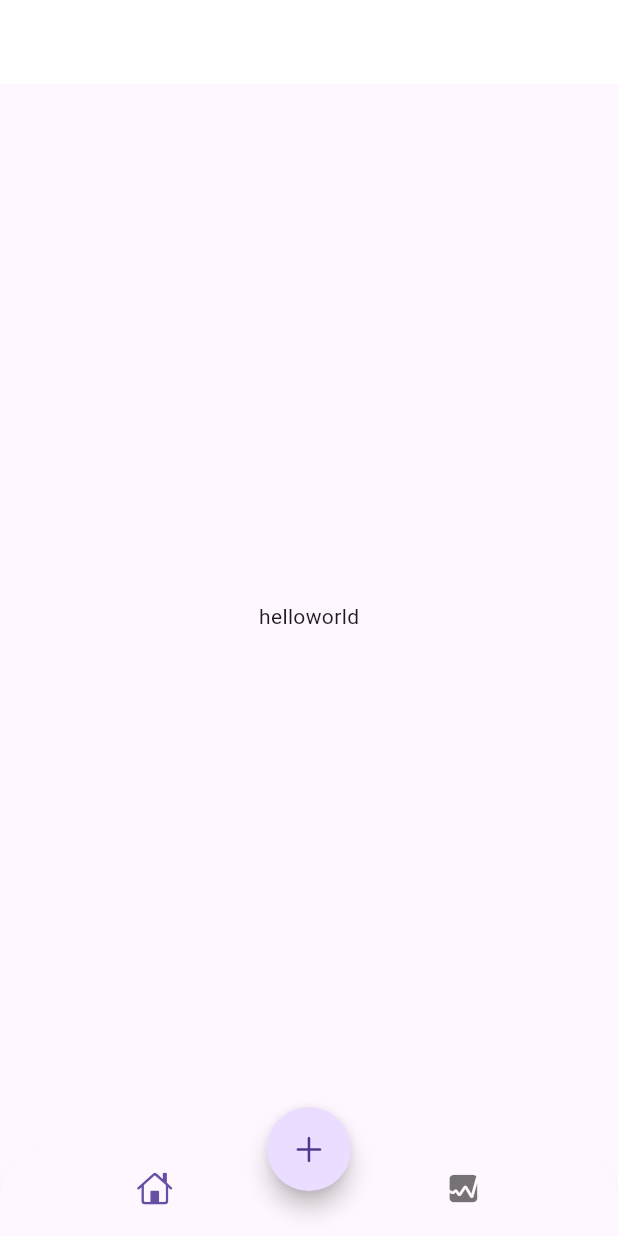
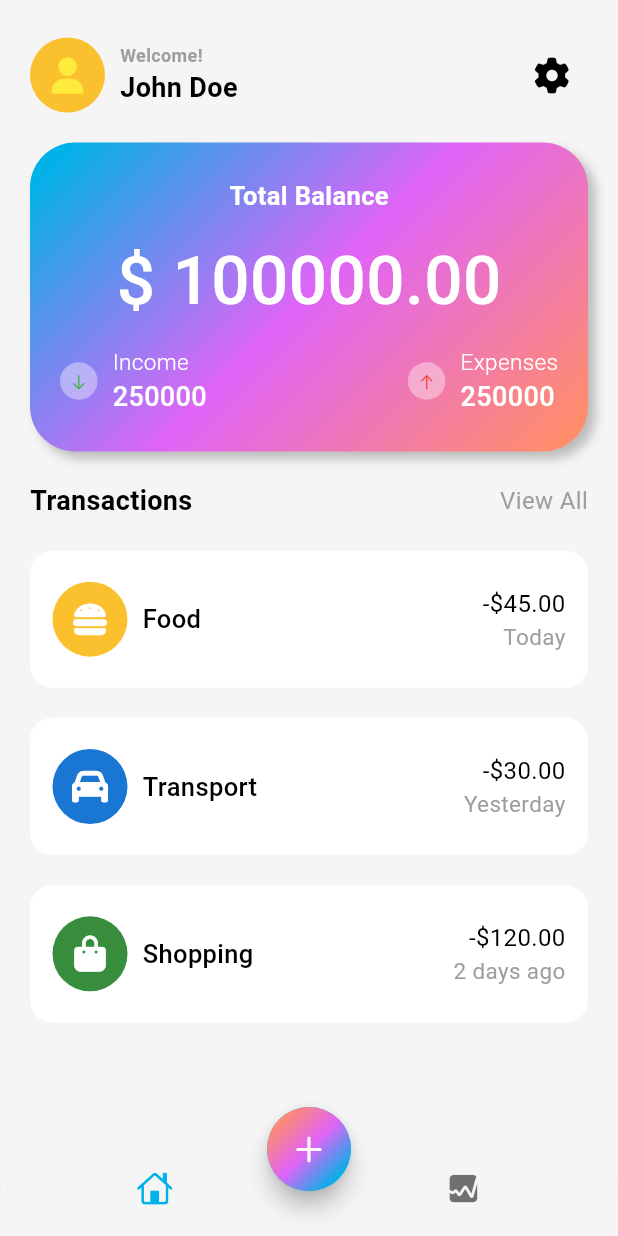
Before and after one commit to paulohernandez/ExpenseTracker-, a Flutter app: the screen it shows after launch, on a phone screen of 412 x 824 dp. Run offline on Flutter 3.47's test engine with Material 3 defaults, Android fonts, the light colour scheme and no system bars; our stand-ins replace bloc, equatable, flutter_bloc, font_awesome_flutter; generated files the repository leaves out were written again.

Commit message:
feat: added home page

```diff
--- a/lib/app/view/app.dart
+++ b/lib/app/view/app.dart
@@ -1,4 +1,5 @@
 import 'package:expense_tracker/features/home/presentation/widgets/home.dart';
+import 'package:expense_tracker/features/main/presentation/widgets/main.dart';
 import 'package:expense_tracker/l10n/l10n.dart';
 import 'package:flutter/material.dart';
 
@@ -8,15 +9,20 @@ class App extends StatelessWidget {
   @override
   Widget build(BuildContext context) {
     return MaterialApp(
+      debugShowCheckedModeBanner: false,
       theme: ThemeData(
-        appBarTheme: AppBarTheme(
-          backgroundColor: Theme.of(context).colorScheme.inversePrimary,
+        colorScheme: ColorScheme.light(
+          surface: Colors.grey.shade100,
+          primary: const Color(0xFF00B2E7),
+          secondary: const Color(0xFFE064F7),
+          tertiary: const Color(0xFFFF8D6C),
+          outline: Colors.grey,
         ),
         useMaterial3: true,
       ),
       localizationsDelegates: AppLocalizations.localizationsDelegates,
       supportedLocales: AppLocalizations.supportedLocales,
-      home: const HomePage(),
+      home: const MainPage(),
     );
   }
 }
--- /dev/null
+++ b/lib/features/home/data/model/transactions.dart
@@ -0,0 +1,27 @@
+import 'package:flutter/material.dart';
+
+class Transactions {
+  const Transactions({
+    required this.icon,
+    required this.color,
+    required this.name,
+    required this.totalAmount,
+    required this.date,
+  });
+
+  factory Transactions.fromJson(Map<String, dynamic> json) {
+    return Transactions(
+      icon: json['icon'] as IconData,
+      color: json['color'] as Color,
+      name: json['name'] as String,
+      totalAmount: json['totalAmount'] as String,
+      date: json['date'] as String,
+    );
+  }
+
+  final IconData icon;
+  final Color color;
+  final String name;
+  final String totalAmount;
+  final String date;
+}
--- /dev/null
+++ b/lib/features/home/data/transactions_dummy_data.dart
@@ -0,0 +1,44 @@
+import 'package:expense_tracker/features/home/data/model/transactions.dart';
+import 'package:flutter/material.dart';
+import 'package:font_awesome_flutter/font_awesome_flutter.dart';
+
+List<Transactions> getTransactions() {
+  final transactionsDummyData = <Map<String, dynamic>>[
+    {
+      'icon': FontAwesomeIcons.burger,
+      'color': Colors.yellow[700],
+      'name': 'Food',
+      'totalAmount': r'-$45.00',
+      'date': 'Today',
+    },
+    {
+      'icon': FontAwesomeIcons.car,
+      'color': Colors.blue[700],
+      'name': 'Transport',
+      'totalAmount': r'-$30.00',
+      'date': 'Yesterday',
+    },
+    {
+      'icon': FontAwesomeIcons.bagShopping,
+      'color': Colors.green[700],
+      'name': 'Shopping',
+      'totalAmount': r'-$120.00',
+      'date': '2 days ago',
+    },
+    {
+      'icon': FontAwesomeIcons.house,
+      'color': Colors.orange[700],
+      'name': 'Rent',
+      'totalAmount': r'-$500.00',
+      'date': '1 week ago',
+    },
+    {
+      'icon': FontAwesomeIcons.lightbulb,
+      'color': Colors.purple[700],
+      'name': 'Utilities',
+      'totalAmount': r'-$60.00',
+      'date': '3 days ago',
+    },
+  ];
+  return transactionsDummyData.map(Transactions.fromJson).toList();
+}
--- /dev/null
+++ b/lib/features/home/presentation/widgets/components/card_details.dart
@@ -0,0 +1,70 @@
+import 'dart:math';
+
+import 'package:expense_tracker/features/home/presentation/widgets/components/income_expense_details.dart';
+import 'package:flutter/material.dart';
+
+class CardDetails extends StatelessWidget {
+  const CardDetails({
+    super.key,
+  });
+
+  @override
+  Widget build(BuildContext context) {
+    return Container(
+      width: MediaQuery.of(context).size.width,
+      height: MediaQuery.of(context).size.width / 2,
+      decoration: BoxDecoration(
+        color: Colors.red,
+        borderRadius: BorderRadius.circular(30),
+        gradient: LinearGradient(
+          colors: [
+            Theme.of(context).colorScheme.primary,
+            Theme.of(context).colorScheme.secondary,
+            Theme.of(context).colorScheme.tertiary,
+          ],
+          transform: const GradientRotation(pi / 4),
+        ),
+        boxShadow: [
+          BoxShadow(
+            blurRadius: 5,
+            color: Colors.grey.shade400,
+            offset: const Offset(5, 5),
+          ),
+        ],
+      ),
+      child: const Column(
+        mainAxisAlignment: MainAxisAlignment.center,
+        children: [
+          Text(
+            'Total Balance',
+            style: TextStyle(
+              color: Colors.white,
+              fontWeight: FontWeight.w600,
+              fontSize: 17,
+            ),
+          ),
+          SizedBox(
+            height: 12,
+          ),
+          Text(
+            r'$ 100000.00',
+            style: TextStyle(
+              color: Colors.white,
+              fontSize: 45,
+              fontWeight: FontWeight.w500,
+            ),
+          ),
+          SizedBox(
+            height: 12,
+          ),
+          Padding(
+            padding: EdgeInsets.symmetric(
+              horizontal: 20,
+            ),
+            child: IncomeExpenseDetails(),
+          ),
+        ],
+      ),
+    );
+  }
+}
--- /dev/null
+++ b/lib/features/home/presentation/widgets/components/income_expense_details.dart
@@ -0,0 +1,80 @@
+import 'package:flutter/cupertino.dart';
+import 'package:flutter/material.dart';
+
+class IncomeExpenseDetails extends StatelessWidget {
+  const IncomeExpenseDetails({
+    super.key,
+  });
+
+  @override
+  Widget build(BuildContext context) {
+    return Row(
+      mainAxisAlignment: MainAxisAlignment.spaceBetween,
+      children: [
+        _buildDetailRow(
+          icon: CupertinoIcons.arrow_down,
+          color:Colors.green,
+          label: 'Income',
+          amount: 250000,
+        ),
+        _buildDetailRow(
+          icon: CupertinoIcons.arrow_up,
+          color:Colors.red,
+          label: 'Expenses',
+          amount: 250000,
+        ),
+      ],
+    );
+  }
+
+  Widget _buildDetailRow({
+    required IconData icon,
+    required Color color,
+    required String label,
+    required int amount,
+  }) {
+    return Row(
+      children: [
+        Container(
+          width: 25,
+          height: 25,
+          decoration: const BoxDecoration(
+            color: Colors.white38,
+            shape: BoxShape.circle,
+          ),
+          child: Center(
+            child: Icon(
+              icon,
+              size: 12,
+              color: color,
+            ),
+          ),
+        ),
+        const SizedBox(
+          width: 10,
+        ),
+        Column(
+          crossAxisAlignment: CrossAxisAlignment.start,
+          children: [
+            Text(
+              label,
+              style: const TextStyle(
+                color: Colors.white,
+                fontSize: 15,
+                fontWeight: FontWeight.w300,
+              ),
+            ),
+            Text(
+              '$amount',
+              style: const TextStyle(
+                color: Colors.white,
+                fontSize: 18,
+                fontWeight: FontWeight.w500,
+              ),
+            ),
+          ],
+        ),
+      ],
+    );
+  }
+}
--- /dev/null
+++ b/lib/features/home/presentation/widgets/components/transactions_widget.dart
@@ -0,0 +1,132 @@
+import 'package:expense_tracker/features/home/data/model/transactions.dart';
+import 'package:expense_tracker/features/home/data/transactions_dummy_data.dart';
+import 'package:flutter/material.dart';
+import 'package:font_awesome_flutter/font_awesome_flutter.dart';
+
+class TransactionsWidget extends StatelessWidget {
+  const TransactionsWidget({super.key});
+
+  @override
+  Widget build(BuildContext context) {
+    final transactions = getTransactions();
+    return Column(
+      children: [
+        Row(
+          mainAxisAlignment: MainAxisAlignment.spaceBetween,
+          children: [
+            Text(
+              'Transactions',
+              style: TextStyle(
+                color: Theme.of(context).colorScheme.onSurface,
+                fontWeight: FontWeight.bold,
+                fontSize: 18,
+              ),
+            ),
+            GestureDetector(
+              onTap: () {},
+              child: Text(
+                'View All',
+                style: TextStyle(
+                  color: Theme.of(context).colorScheme.outline,
+                  fontWeight: FontWeight.w400,
+                  fontSize: 16,
+                ),
+              ),
+            ),
+          ],
+        ),
+        SizedBox(
+          height: MediaQuery.of(context).size.height / 2.4,
+          child: ListView.builder(
+            itemCount: transactions.length,
+            itemBuilder: (context, index) {
+              return _TransactionDetails(
+                items: transactions[index],
+              );
+            },
+          ),
+        ),
+      ],
+    );
+  }
+}
+
+class _TransactionDetails extends StatelessWidget {
+  const _TransactionDetails({
+    required this.items,
+  });
+
+  final Transactions items;
+
+  @override
+  Widget build(BuildContext context) {
+    return Container(
+      height: MediaQuery.of(context).size.width / 4.5,
+      margin: const EdgeInsets.only(top: 20),
+      padding: const EdgeInsets.symmetric(horizontal: 15),
+      decoration: BoxDecoration(
+        color: Colors.white,
+        borderRadius: BorderRadius.circular(15),
+      ),
+      child: Row(
+        mainAxisAlignment: MainAxisAlignment.spaceBetween,
+        children: [
+          Row(
+            children: [
+              Stack(
+                alignment: Alignment.center,
+                children: [
+                  Container(
+                    width: 50,
+                    height: 50,
+                    decoration: BoxDecoration(
+                      color: items.color,
+                      shape: BoxShape.circle,
+                    ),
+                  ),
+                  FaIcon(
+                    items.icon,
+                    color: Colors.white,
+                  ),
+                ],
+              ),
+              const SizedBox(
+                width: 10,
+              ),
+              Text(
+                items.name,
+                style: TextStyle(
+                  color: Theme.of(context).colorScheme.onSurface,
+                  fontWeight: FontWeight.w500,
+                  fontSize: 17,
+                ),
+              ),
+            ],
+          ),
+          Column(
+            mainAxisAlignment: MainAxisAlignment.center,
+            crossAxisAlignment: CrossAxisAlignment.end,
+            children: [
+              Text(
+                items.totalAmount,
+                style: TextStyle(
+                  color: Theme.of(context).colorScheme.onSurface,
+                  fontWeight: FontWeight.w400,
+                  fontSize: 16,
+                ),
+              ),
+              Text(
+                items.date,
+                style: TextStyle(
+                  color: Theme.of(context).colorScheme.outline,
+                  fontWeight: FontWeight.w400,
+                  fontSize: 15,
+                ),
+              ),
+            ],
+          ),
+        ],
+      ),
+    );
+  }
+}
--- a/lib/features/home/presentation/widgets/home.dart
+++ b/lib/features/home/presentation/widgets/home.dart
@@ -1,38 +1,84 @@
-import 'package:flutter/cupertino.dart';
+import 'package:expense_tracker/features/home/presentation/widgets/components/card_details.dart';
+import 'package:expense_tracker/features/home/presentation/widgets/components/transactions_widget.dart';
 import 'package:flutter/material.dart';
+import 'package:font_awesome_flutter/font_awesome_flutter.dart';
 
 class HomePage extends StatelessWidget {
   const HomePage({super.key});
 
   @override
   Widget build(BuildContext context) {
-    return Scaffold(
-      appBar: AppBar(
-        backgroundColor: Colors.white,
-      ),
-      body: const Center(child: Text('helloworld')),
-      bottomNavigationBar: ClipRRect(
-        borderRadius: const BorderRadius.vertical(top: Radius.circular(30)),
-        child: BottomNavigationBar(
-          showSelectedLabels: false,
-          showUnselectedLabels: false,
-          items: const [
-            BottomNavigationBarItem(
-              icon: Icon(CupertinoIcons.home),
-              label: 'Home',
+    return SafeArea(
+      child: Padding(
+        padding: const EdgeInsets.symmetric(horizontal: 20, vertical: 25),
+        child: Column(
+          children: [
+            Row(
+              mainAxisAlignment: MainAxisAlignment.spaceBetween,
+              children: [
+                Row(
+                  children: [
+                    Stack(
+                      alignment: Alignment.center,
+                      children: [
+                        Container(
+                          width: 50,
+                          height: 50,
+                          decoration: BoxDecoration(
+                            color: Colors.yellow[700],
+                            shape: BoxShape.circle,
+                          ),
+                        ),
+                        const FaIcon(
+                          FontAwesomeIcons.solidUser,
+                          color: Colors.yellow,
+                        ),
+                      ],
+                    ),
+                    const SizedBox(
+                      width: 10,
+                    ),
+                    Column(
+                      crossAxisAlignment: CrossAxisAlignment.start,
+                      children: [
+                        Text(
+                          'Welcome!',
+                          style: TextStyle(
+                            color: Theme.of(context).colorScheme.outline,
+                            fontWeight: FontWeight.w600,
+                            fontSize: 12,
+                          ),
+                        ),
+                        Text(
+                          'John Doe',
+                          style: TextStyle(
+                            color: Theme.of(context).colorScheme.onSurface,
+                            fontWeight: FontWeight.bold,
+                            fontSize: 18,
+                          ),
+                        ),
+                      ],
+                    )
+                  ],
+                ),
+                IconButton(
+                  onPressed: () {},
+                  icon: const FaIcon(
+                    FontAwesomeIcons.gear,
+                  ),
+                ),
+              ],
             ),
-            BottomNavigationBarItem(
-              icon: Icon(CupertinoIcons.graph_square_fill),
-              label: 'Stats',
+            const SizedBox(
+              height: 20,
             ),
+            const CardDetails(),
+            const SizedBox(
+              height: 20,
+            ),
+            const TransactionsWidget(),
           ],
         ),
-      ),
-      floatingActionButtonLocation: FloatingActionButtonLocation.centerDocked,
-      floatingActionButton: FloatingActionButton(
-        onPressed: () {},
-        shape: const CircleBorder(),
-        child: const Icon(CupertinoIcons.plus),
       ),
     );
   }
--- /dev/null
+++ b/lib/features/main/presentation/bloc/home_event.dart
@@ -0,0 +1,8 @@
+import 'package:equatable/equatable.dart';
+
+abstract class MainEvent extends Equatable {
+  const MainEvent();
+
+  @override
+  List<Object?> get props => [];
+}
--- /dev/null
+++ b/lib/features/main/presentation/bloc/main_bloc.dart
@@ -0,0 +1,7 @@
+import 'package:expense_tracker/features/main/presentation/bloc/home_event.dart';
+import 'package:expense_tracker/features/main/presentation/bloc/main_state.dart';
+import 'package:flutter_bloc/flutter_bloc.dart';
+
+class HomeBloc extends Bloc<MainEvent, MainState> {
+  HomeBloc() : super(MainInitial()) {}
+}
--- /dev/null
+++ b/lib/features/main/presentation/bloc/main_state.dart
@@ -0,0 +1,12 @@
+import 'package:equatable/equatable.dart';
+
+abstract class MainState extends Equatable {
+  const MainState();
+
+  @override
+  List<Object?> get props => [];
+}
+
+class MainInitial extends MainState {}
+
+class MainLoading extends MainState {}
--- /dev/null
+++ b/lib/features/main/presentation/widgets/main.dart
@@ -0,0 +1,55 @@
+import 'dart:math';
+
+import 'package:expense_tracker/features/home/presentation/widgets/home.dart';
+import 'package:flutter/cupertino.dart';
+import 'package:flutter/material.dart';
+
+class MainPage extends StatelessWidget {
+  const MainPage({super.key});
+
+  @override
+  Widget build(BuildContext context) {
+    return Scaffold(
+      backgroundColor: Theme.of(context).colorScheme.surface,
+      body: const HomePage(),
+      bottomNavigationBar: ClipRRect(
+        borderRadius: const BorderRadius.vertical(top: Radius.circular(30)),
+        child: BottomNavigationBar(
+          showSelectedLabels: false,
+          showUnselectedLabels: false,
+          items: const [
+            BottomNavigationBarItem(
+              icon: Icon(CupertinoIcons.home),
+              label: 'Home',
+            ),
+            BottomNavigationBarItem(
+              icon: Icon(CupertinoIcons.graph_square_fill),
+              label: 'Stats',
+            ),
+          ],
+        ),
+      ),
+      floatingActionButtonLocation: FloatingActionButtonLocation.centerDocked,
+      floatingActionButton: FloatingActionButton(
+        onPressed: () {},
+        shape: const CircleBorder(),
+        child: Container(
+          width: 60,
+          height: 60,
+          decoration: BoxDecoration(
+            shape: BoxShape.circle,
+            gradient: LinearGradient(
+              colors: [
+                Theme.of(context).colorScheme.tertiary,
+                Theme.of(context).colorScheme.secondary,
+                Theme.of(context).colorScheme.primary,
+              ],
+              transform: const GradientRotation(pi / 4),
+            ),
+          ),
+          child: const Icon(CupertinoIcons.plus),
+        ),
+      ),
+    );
+  }
+}
--- a/pubspec.yaml
+++ b/pubspec.yaml
@@ -15,6 +15,7 @@ dependencies:
   flutter_bloc: ^8.1.6
   flutter_localizations:
     sdk: flutter
+  font_awesome_flutter: ^10.7.0
   intl: ^0.19.0
 dev_dependencies:
   bloc_test: ^9.1.7
```
Also changed, not shown: pubspec.lock.
